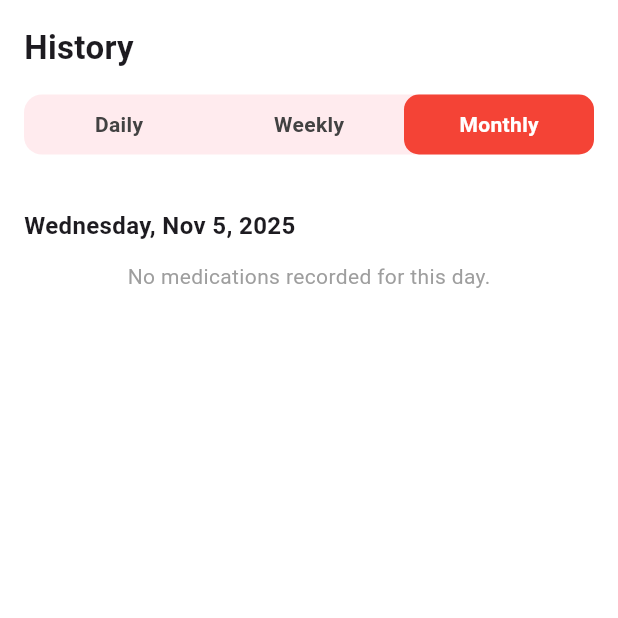
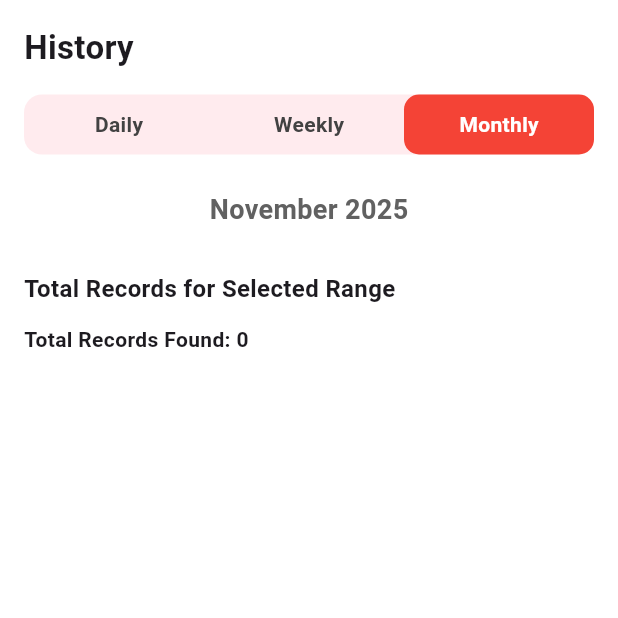
Before and after one commit to Kalariya-krish/Medicine-Reminder-App, a Flutter app: the HistoryScreen screen opened directly, after a tap on "Weekly", after a tap on "Monthly", on a phone screen of 412 x 824 dp, the top half of it. Run offline on Flutter 3.47's test engine with Material 3 defaults, Android fonts, the light colour scheme and no system bars; drawn by our look-alikes of toastification; our stand-ins replace cloud_firestore, firebase_auth, firebase_core, firebase_storage, fl_chart, flutter_local_notifications and 5 more; missing offline and left inert: slide_to_confirm; accounts and stored records are empty.

Commit message:
History Screen

```diff
--- a/lib/models/history_model.dart
+++ b/lib/models/history_model.dart
@@ -29,6 +29,7 @@ class HistoryEntry {
       time: map['time'] as String? ?? 'N/A',
       date: map['date'] as String? ?? 'N/A',
       status: map['status'] as String? ?? 'Unknown',
+      // Ensure the timestamp is correctly converted from Firestore's Timestamp object
       timestamp: (map['timestamp'] as Timestamp).toDate(),
     );
   }
--- a/lib/screens/history_screen.dart
+++ b/lib/screens/history_screen.dart
@@ -5,7 +5,7 @@ import 'package:table_calendar/table_calendar.dart';
 import 'package:firebase_auth/firebase_auth.dart';
 import 'package:cloud_firestore/cloud_firestore.dart';
 import 'package:intl/intl.dart';
-import '../models/history_model.dart'; // Ensure this path is correct
+import '../models/history_model.dart';
 
 class HistoryScreen extends StatefulWidget {
   const HistoryScreen({Key? key}) : super(key: key);
@@ -19,7 +19,6 @@ class _HistoryScreenState extends State<HistoryScreen> {
   DateTime? _selectedDay;
   String _selectedFilter = "Daily";
 
-  // Stream to hold the history data for the selected day
   Stream<List<HistoryEntry>>? _historyStream;
   final User? _user = FirebaseAuth.instance.currentUser;
 
@@ -30,33 +29,91 @@ class _HistoryScreenState extends State<HistoryScreen> {
     _selectedDay = _focusedDay.toUtc().copyWith(
         hour: 0, minute: 0, second: 0, millisecond: 0, microsecond: 0);
     if (_user != null) {
-      _historyStream = _fetchHistoryForSelectedDay(_selectedDay!);
+      _historyStream = _fetchHistoryStream();
     }
   }
 
-  // Function to fetch history for a specific day
-  Stream<List<HistoryEntry>> _fetchHistoryForSelectedDay(DateTime date) {
+  // --- Helper Date Calculations ---
+
+  DateTime _getStartOfWeek(DateTime date) {
+    // Finds the previous Monday (start of the week)
+    return date.subtract(Duration(days: date.weekday - 1)).toUtc().copyWith(
+        hour: 0, minute: 0, second: 0, millisecond: 0, microsecond: 0);
+  }
+
+  DateTime _getEndOfWeek(DateTime date) {
+    // Finds the next Sunday (end of the week)
+    return date
+        .add(Duration(days: DateTime.daysPerWeek - date.weekday))
+        .toUtc()
+        .copyWith(
+            hour: 23,
+            minute: 59,
+            second: 59,
+            millisecond: 999,
+            microsecond: 999);
+  }
+
+  DateTime _getStartOfMonth(DateTime date) {
+    return DateTime(date.year, date.month, 1).toUtc().copyWith(
+        hour: 0, minute: 0, second: 0, millisecond: 0, microsecond: 0);
+  }
+
+  DateTime _getEndOfMonth(DateTime date) {
+    return DateTime(date.year, date.month + 1, 0).toUtc().copyWith(
+        hour: 23, minute: 59, second: 59, millisecond: 999, microsecond: 999);
+  }
+
+  // --- Firebase Fetch Logic (UPDATED for Ranges) ---
+  Stream<List<HistoryEntry>> _fetchHistoryStream() {
     if (_user == null) return const Stream.empty();
 
-    // Format the date string exactly as it is saved in Firestore
-    final formattedDate = DateFormat('dd/MM/yyyy').format(date);
-
-    return FirebaseFirestore.instance
+    // Get the base query reference
+    Query query = FirebaseFirestore.instance
         .collection('users')
         .doc(_user!.uid)
-        .collection('history')
-        .where('date', isEqualTo: formattedDate)
-        .orderBy('timestamp', descending: true)
-        .snapshots()
-        .map((snapshot) {
+        .collection('history');
+
+    // Always order by timestamp, as it's the only field that supports range queries
+    query = query.orderBy('timestamp', descending: true);
+
+    if (_selectedFilter == "Daily" && _selectedDay != null) {
+      // For Daily view, we use the exact date string match (relies on your existing composite index)
+      final formattedDate =
+          DateFormat('dd/MM/yyyy').format(_selectedDay!.toLocal());
+      query = query.where('date', isEqualTo: formattedDate);
+    } else if (_selectedDay != null) {
+      // For Weekly or Monthly, use timestamp range query
+      late DateTime startDate;
+      late DateTime endDate;
+
+      if (_selectedFilter == "Weekly") {
+        startDate = _getStartOfWeek(_selectedDay!.toLocal());
+        endDate = _getEndOfWeek(_selectedDay!.toLocal());
+      } else if (_selectedFilter == "Monthly") {
+        startDate = _getStartOfMonth(_selectedDay!.toLocal());
+        endDate = _getEndOfMonth(_selectedDay!.toLocal());
+      }
+
+      // Filter by timestamp range (this REQUIRES a single index on 'timestamp')
+      query = query
+          .where('timestamp', isGreaterThanOrEqualTo: startDate)
+          .where('timestamp', isLessThanOrEqualTo: endDate);
+    }
+
+    // Execute the query
+    return query.snapshots().map((snapshot) {
       return snapshot.docs.map((doc) {
-        return HistoryEntry.fromMap(doc.data(), doc.id);
+        final data =
+            doc.data() as Map<String, dynamic>; // This confirms the type.
+        return HistoryEntry.fromMap(data, doc.id);
       }).toList();
     });
   }
 
   void _onDaySelected(DateTime selectedDay, DateTime focusedDay) {
-    // Normalize the selected day before setting state and fetching data
+    // Note: We use toLocal() before calculating the day range to ensure calculations are correct
+    // for the user's local day boundaries, then convert back to UTC for Firestore.
     final normalizedSelectedDay = selectedDay.toUtc().copyWith(
         hour: 0, minute: 0, second: 0, millisecond: 0, microsecond: 0);
 
@@ -64,15 +121,24 @@ class _HistoryScreenState extends State<HistoryScreen> {
       setState(() {
         _selectedDay = normalizedSelectedDay;
         _focusedDay = focusedDay;
-        _historyStream = _fetchHistoryForSelectedDay(
-            normalizedSelectedDay); // Start new fetch
+        _historyStream = _fetchHistoryStream(); // Re-fetch data
+      });
+    }
+  }
+
+  // Function called when filter tabs are tapped
+  void _onFilterChanged(String newFilter) {
+    if (_selectedFilter != newFilter) {
+      setState(() {
+        _selectedFilter = newFilter;
+        _historyStream = _fetchHistoryStream(); // Re-fetch data
       });
     }
   }
 
   @override
   Widget build(BuildContext context) {
-    // Check if the user is logged in
+    // ... (User check remains the same)
     if (_user == null) {
       return const Center(child: Text("Please log in to view your history."));
     }
@@ -80,13 +146,11 @@ class _HistoryScreenState extends State<HistoryScreen> {
     return Scaffold(
       backgroundColor: Colors.white,
       body: SafeArea(
-        // FIX: Use SingleChildScrollView to prevent overflow
         child: SingleChildScrollView(
           child: Padding(
             padding: const EdgeInsets.all(16),
             child: Column(
               crossAxisAlignment: CrossAxisAlignment.start,
-              // Since the outer Column is scrollable, the list inside must be wrapped with a flexible widget.
               children: [
                 // Title
                 const Text(
@@ -106,11 +170,7 @@ class _HistoryScreenState extends State<HistoryScreen> {
                       final isSelected = _selectedFilter == tab;
                       return Expanded(
                         child: GestureDetector(
-                          onTap: () {
-                            setState(() {
-                              _selectedFilter = tab;
-                            });
-                          },
+                          onTap: () => _onFilterChanged(tab), // Use new handler
                           child: Container(
                             padding: const EdgeInsets.symmetric(
                                 vertical: 10, horizontal: 12),
@@ -138,12 +198,13 @@ class _HistoryScreenState extends State<HistoryScreen> {
 
                 const SizedBox(height: 16),
 
-                // Calendar (Daily View)
+                // Calendar (Only show in Daily View)
                 if (_selectedFilter == "Daily")
                   TableCalendar(
                     focusedDay: _focusedDay,
                     firstDay: DateTime(2020),
                     lastDay: DateTime(2030),
+                    // ... (rest of calendar styles and logic remain the same)
                     headerStyle: const HeaderStyle(
                       formatButtonVisible: false,
                       titleCentered: true,
@@ -164,22 +225,21 @@ class _HistoryScreenState extends State<HistoryScreen> {
                     onDaySelected: _onDaySelected,
                   ),
 
+                // Show selected range for Weekly/Monthly
+                if (_selectedFilter != "Daily" && _selectedDay != null)
+                  _buildRangeDisplay(),
+
                 const SizedBox(height: 20),
 
                 // Date Title
                 Text(
-                  _selectedDay != null
-                      ? DateFormat('EEEE, MMM d, yyyy')
-                          .format(_selectedDay!.toLocal())
-                      : "Select a Date",
+                  _getHistoryTitle(), // Use helper for dynamic title
                   style: const TextStyle(
                       fontSize: 16, fontWeight: FontWeight.w600),
                 ),
                 const SizedBox(height: 12),
 
-                // Medicines List (Uses StreamBuilder to fetch live data)
-                // FIX: Use a constrained SizedBox or remove Expanded and let the ListView naturally size itself.
-                // We use a ListView with `shrinkWrap: true` inside the SingleChildScrollView
+                // Medicines List (StreamBuilder)
                 _buildHistoryList(),
               ],
             ),
@@ -189,11 +249,48 @@ class _HistoryScreenState extends State<HistoryScreen> {
     );
   }
 
-  // StreamBuilder for history list
+  // Helper to display the time range selected
+  Widget _buildRangeDisplay() {
+    if (_selectedDay == null) return const SizedBox.shrink();
+
+    String rangeText;
+    if (_selectedFilter == "Weekly") {
+      final start = _getStartOfWeek(_selectedDay!.toLocal());
+      final end = _getEndOfWeek(_selectedDay!.toLocal());
+      rangeText =
+          '${DateFormat('MMM d').format(start)} - ${DateFormat('MMM d, yyyy').format(end)}';
+    } else {
+      // Monthly
+      final date = _selectedDay!.toLocal();
+      rangeText = DateFormat('MMMM yyyy').format(date);
+    }
+
+    return Padding(
+      padding: const EdgeInsets.symmetric(vertical: 8.0),
+      child: Center(
+        child: Text(
+          rangeText,
+          style: TextStyle(
+              fontSize: 18,
+              fontWeight: FontWeight.bold,
+              color: Colors.grey[700]),
+        ),
+      ),
+    );
+  }
+
+  String _getHistoryTitle() {
+    if (_selectedDay == null) return "Select a Date";
+    if (_selectedFilter == "Daily") {
+      return DateFormat('EEEE, MMM d, yyyy').format(_selectedDay!.toLocal());
+    }
+    // For Weekly/Monthly, the RangeDisplay widget handles the primary title
+    return "Total Records for Selected Range";
+  }
+
+  // StreamBuilder for history list (same logic, but querying the range stream)
   Widget _buildHistoryList() {
-    if (_historyStream == null) {
-      return const Center(child: Text("Select a date to view history."));
-    }
+    // ... (stream check remains the same)
 
     return StreamBuilder<List<HistoryEntry>>(
       stream: _historyStream,
@@ -207,11 +304,33 @@ class _HistoryScreenState extends State<HistoryScreen> {
         }
         if (snapshot.hasError) {
           return Center(
-              child: Text('Error loading history: ${snapshot.error}'));
+              child: Text('Error loading history: ${snapshot.error}',
+                  style: const TextStyle(color: Colors.red)));
         }
 
         final List<HistoryEntry> medicines = snapshot.data ?? [];
 
+        // Show total count for Weekly/Monthly view
+        if (_selectedFilter != "Daily") {
+          return Column(
+            crossAxisAlignment: CrossAxisAlignment.start,
+            children: [
+              Text('Total Records Found: ${medicines.length}',
+                  style: const TextStyle(fontWeight: FontWeight.w600)),
+              const SizedBox(height: 8),
+              ListView.builder(
+                shrinkWrap: true,
+                physics: const NeverScrollableScrollPhysics(),
+                itemCount: medicines.length,
+                itemBuilder: (context, index) {
+                  return _buildHistoryItem(medicines[index]);
+                },
+              ),
+            ],
+          );
+        }
+
+        // Default Daily View rendering:
         if (medicines.isEmpty) {
           return const Center(
             child: Text(
@@ -221,14 +340,20 @@ class _HistoryScreenState extends State<HistoryScreen> {
           );
         }
 
-        // Key Fixes: Set physics to NeverScrollableScrollPhysics and shrinkWrap to true
-        // when a ListView is nested inside a SingleChildScrollView.
         return ListView.builder(
           shrinkWrap: true,
           physics: const NeverScrollableScrollPhysics(),
           itemCount: medicines.length,
           itemBuilder: (context, index) {
-            final med = medicines[index];
+            return _buildHistoryItem(medicines[index]);
+          },
+        );
+      },
+    );
+  }
+
+  // Helper widget for a single history item row
+  Widget _buildHistoryItem(HistoryEntry med) {
     final bool isTaken = med.status == "Taken";
     final Color statusColor = isTaken ? Colors.green : Colors.red;
     final Color backgroundColor =
@@ -238,7 +363,6 @@ class _HistoryScreenState extends State<HistoryScreen> {
       margin: const EdgeInsets.only(bottom: 12),
       padding: const EdgeInsets.all(12),
       decoration: BoxDecoration(
-                // Use a subtle background color
         color: backgroundColor,
         borderRadius: BorderRadius.circular(12),
       ),
@@ -257,17 +381,15 @@ class _HistoryScreenState extends State<HistoryScreen> {
                 ),
                 Text(
                   '${med.dosage} at ${med.time}',
-                          style:
-                              const TextStyle(color: Colors.grey, fontSize: 14),
+                  style: const TextStyle(color: Colors.grey, fontSize: 14),
                 ),
               ],
             ),
           ),
           Container(
-                    padding:
-                        const EdgeInsets.symmetric(vertical: 6, horizontal: 12),
+            padding: const EdgeInsets.symmetric(vertical: 6, horizontal: 12),
             decoration: BoxDecoration(
-                      color: statusColor.withOpacity(0.2), // Lighter fill
+              color: statusColor.withOpacity(0.2),
               borderRadius: BorderRadius.circular(8),
             ),
             child: Text(
@@ -281,9 +403,5 @@ class _HistoryScreenState extends State<HistoryScreen> {
         ],
       ),
     );
-          },
-        );
-      },
-    );
   }
 }
```
Lines whose indentation alone changed are shown as unchanged.
